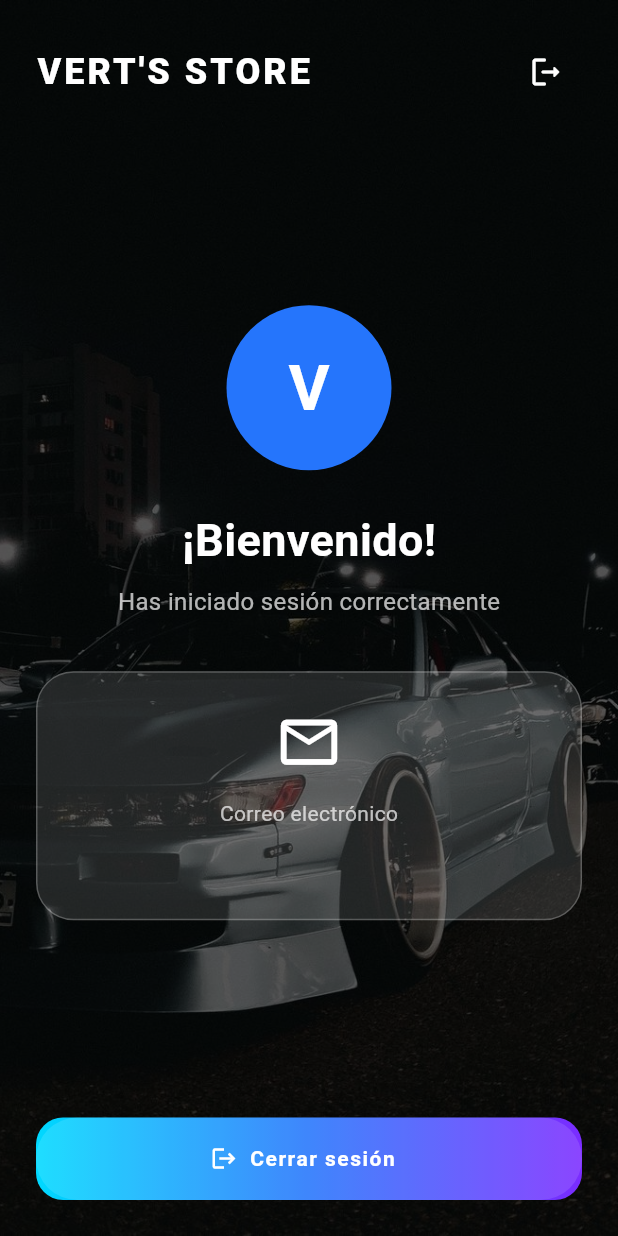
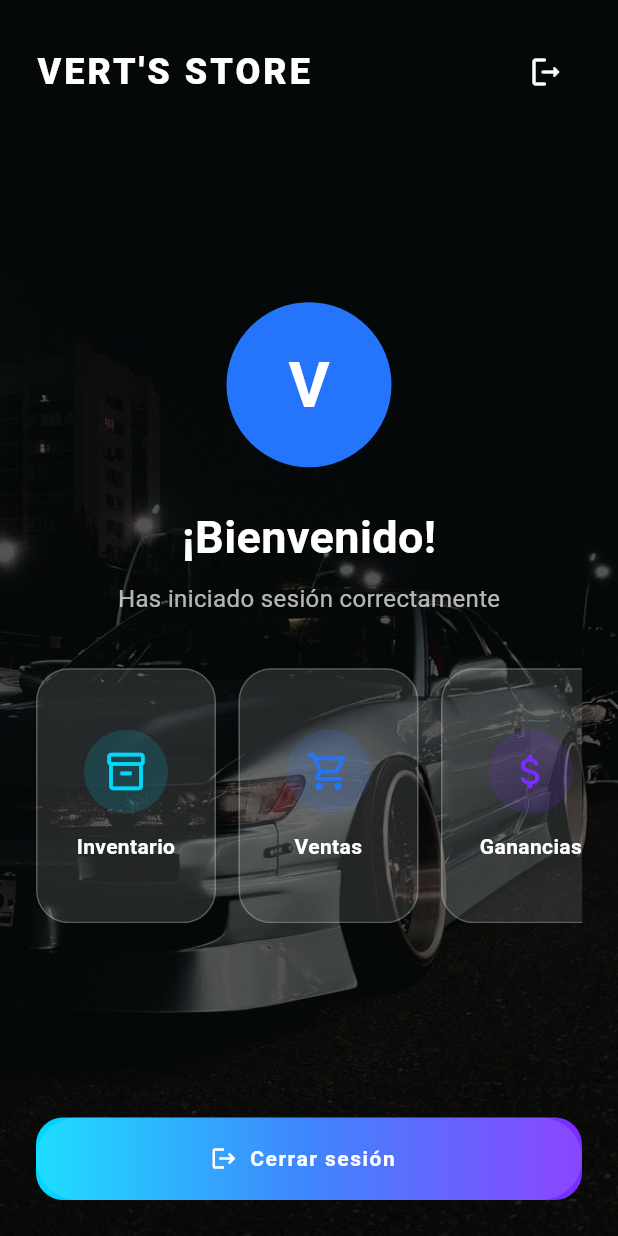
Before and after one commit to Droid636/Nueva-carpeta, a Flutter app: the screen it shows once a user with an empty profile is signed in, on a phone screen of 412 x 824 dp. Run offline on Flutter 3.47's test engine with Material 3 defaults, Android fonts, the phone set to English and light mode, and no system bars; our stand-ins replace cloud_firestore, firebase_auth, firebase_core; accounts and stored records are empty.

```diff
--- a/verts/lib/app/home.dart
+++ b/verts/lib/app/home.dart
@@ -98,44 +98,44 @@ class HomePage extends StatelessWidget {
                   const SizedBox(height: 35),
 
                   /// Tarjeta
-                  Container(
-                    width: double.infinity,
-                    padding: const EdgeInsets.all(24),
-                    decoration: BoxDecoration(
-                      color: Colors.white.withValues(alpha: 0.12),
-                      borderRadius: BorderRadius.circular(25),
-                      border: Border.all(color: Colors.white24),
-                    ),
-                    child: Column(
-                      children: [
-                        const Icon(
-                          Icons.email_outlined,
-                          color: Colors.white,
-                          size: 45,
-                        ),
+                  SizedBox(
+                    height: 170,
+                    child: SingleChildScrollView(
+                      scrollDirection: Axis.horizontal,
+                      child: Row(
+                        children: [
+                          _buildMenuCard(
+                            context,
+                            icon: Icons.inventory_2_outlined,
+                            titulo: "Inventario",
+                            route: "/inventario",
+                            color: const Color(0xFF00D9FF),
+                          ),
 
-                        const SizedBox(height: 15),
+                          const SizedBox(width: 15),
+                          _buildMenuCard(
+                            context,
+                            icon: Icons.shopping_cart_outlined,
+                            titulo: "Ventas",
+                            route: "/ventas",
+                            color: const Color(0xFF2575FC),
+                          ),
 
-                        const Text(
-                          "Correo electrónico",
-                          style: TextStyle(color: Colors.white70),
-                        ),
+                          const SizedBox(width: 15),
 
-                        const SizedBox(height: 10),
+                          _buildMenuCard(
+                            context,
+                            icon: Icons.attach_money_rounded,
+                            titulo: "Ganancias",
+                            route: "/ganancias",
+                            color: const Color(0xFF7B2CFF),
+                          ),
 
-                        Text(
-                          email,
-                          textAlign: TextAlign.center,
-                          style: const TextStyle(
-                            color: Colors.white,
-                            fontSize: 18,
-                            fontWeight: FontWeight.bold,
-                          ),
-                        ),
-                      ],
+                          const SizedBox(width: 15),
+                        ],
+                      ),
                     ),
                   ),
-
                   const Spacer(),
 
                   SizedBox(
@@ -187,3 +187,47 @@ class HomePage extends StatelessWidget {
     );
   }
 }
+
+Widget _buildMenuCard(
+  BuildContext context, {
+  required IconData icon,
+  required String titulo,
+  required Color color,
+  required String route,
+}) {
+  return InkWell(
+    borderRadius: BorderRadius.circular(22),
+    onTap: () {
+      Navigator.pushNamed(context, route);
+    },
+    child: Container(
+      width: 120,
+      decoration: BoxDecoration(
+        color: Colors.white.withValues(alpha: 0.12),
+        borderRadius: BorderRadius.circular(22),
+        border: Border.all(color: Colors.white24),
+      ),
+      child: Column(
+        mainAxisAlignment: MainAxisAlignment.center,
+        children: [
+          CircleAvatar(
+            radius: 28,
+            backgroundColor: color.withValues(alpha: 0.15),
+            child: Icon(icon, color: color, size: 30),
+          ),
+
+          const SizedBox(height: 12),
+
+          Text(
+            titulo,
+            textAlign: TextAlign.center,
+            style: const TextStyle(
+              color: Colors.white,
+              fontWeight: FontWeight.w600,
+            ),
+          ),
+        ],
+      ),
+    ),
+  );
+}
```
